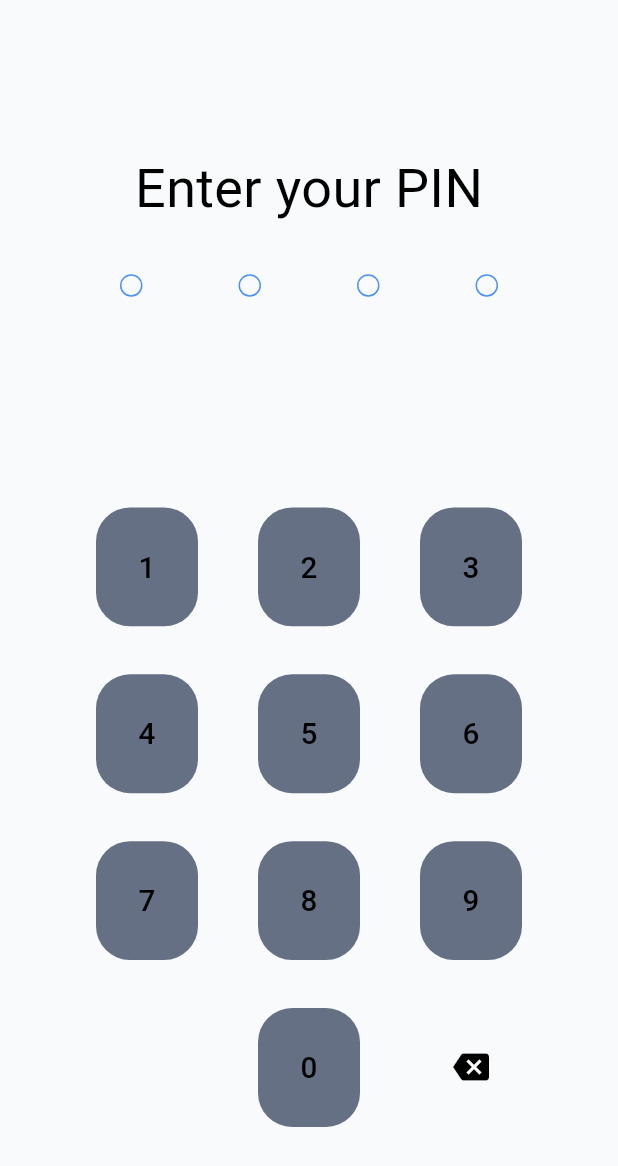
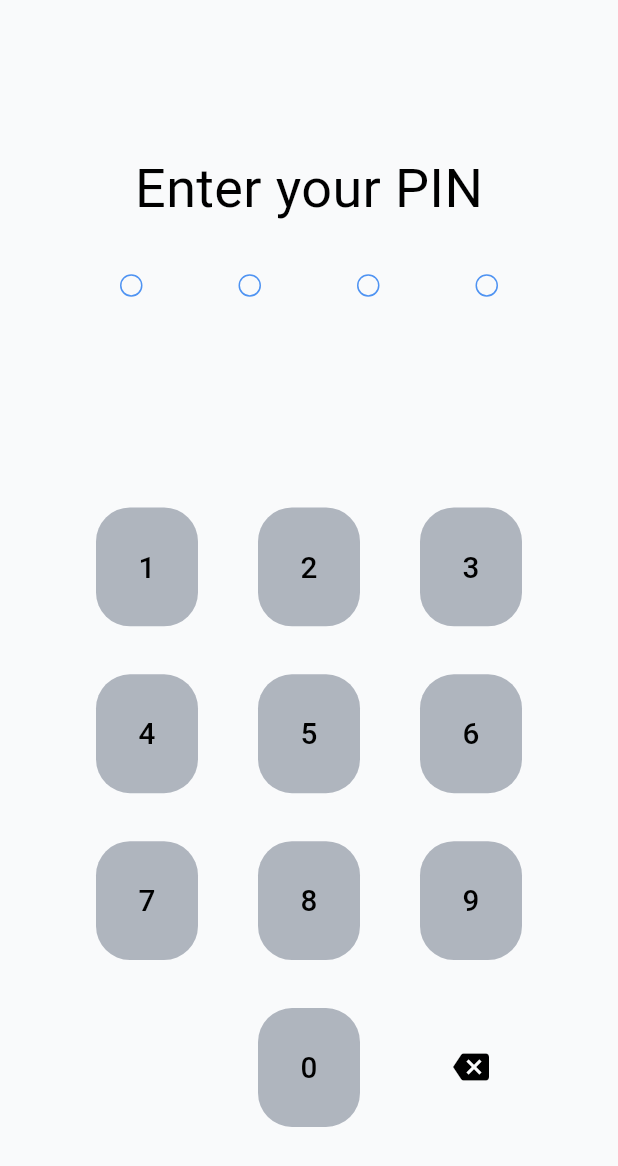
Before and after one commit to porajap/project-s, a Flutter app: the AuthPIN screen opened directly, on a phone screen of 412 x 824 dp. Shown: the top 1166 px of the screen. Run offline on Flutter 3.47's test engine with Material 3 defaults, Android fonts, the phone set to English and light mode, and no system bars; our stand-ins replace bloc, bot_toast, equatable, firebase_core, firebase_messaging, flutter_bloc and 4 more; missing offline and left inert: qr_code_scanner; accounts and stored records are empty; Roboto replaces fonts that are missing (Prompt).

Commit message:
update pin num

```diff
--- a/lib/src/bloc/auth_pin/auth_pin_bloc.dart
+++ b/lib/src/bloc/auth_pin/auth_pin_bloc.dart
@@ -2,6 +2,7 @@ import 'dart:async';
 
 import 'package:bloc/bloc.dart';
 import 'package:meta/meta.dart';
+import 'package:project_s/src/my_app.dart';
 
 import '../auth/auth_bloc.dart';
 
@@ -15,6 +16,9 @@ class AuthPinBloc extends Bloc<AuthPinEvent, AuthPinState> {
   AuthPinBloc({required this.authenticationBloc}) : super(const AuthPinState(pinStatus: AuthPINStatus.enterPIN)) {
     on<AuthPinAddEvent>((event, emit) async {
       String pin = "${state.pin}${event.pinNum}";
+
+      logger.w(event.pinNum);
+
       if (pin.length < 4) {
         emit(AuthPinState(pin: pin, pinStatus: AuthPINStatus.enterPIN));
       } else {
--- a/lib/src/pages/auth/auth_pin_page.dart
+++ b/lib/src/pages/auth/auth_pin_page.dart
@@ -176,7 +176,7 @@ class _NumPad extends StatelessWidget {
                       child: ButtonOfNumPad(
                         num: '0',
                         onPressed: () {
-                          context.read<AuthPinBloc>().add(AuthPinAddEvent(pinNum: 10));
+                          context.read<AuthPinBloc>().add(AuthPinAddEvent(pinNum: 0));
                         },
                       ),
                     ),
--- a/lib/src/pages/auth/create_pin_page.dart
+++ b/lib/src/pages/auth/create_pin_page.dart
@@ -183,7 +183,7 @@ class _NumPad extends StatelessWidget {
                   child: ButtonOfNumPad(
                     num: '0',
                     onPressed: () {
-                      context.read<CreatePINBloc>().add(CreatePINAddEvent(pinNum: 10));
+                      context.read<CreatePINBloc>().add(CreatePINAddEvent(pinNum: 0));
                     },
                   ),
                 ),
--- a/lib/src/pages/components/button_of_numpad.dart
+++ b/lib/src/pages/components/button_of_numpad.dart
@@ -14,7 +14,7 @@ class ButtonOfNumPad extends StatelessWidget {
       child: FloatingActionButton.extended(
         elevation: 0,
         heroTag: num,
-        backgroundColor: AppColor.gray,
+        backgroundColor: AppColor.subTitle.withOpacity(0.5),
         onPressed: onPressed,
         label: Text(
           "$num",
--- a/lib/src/services/urls.dart
+++ b/lib/src/services/urls.dart
@@ -2,7 +2,7 @@ class AppUrl{
   static final String devUrl = "http://192.168.1.107:4000/api";
   static final String productionUrl = "https://re-loader.com/api_smarthospital/app/api";
 
-  static final String baseUrl = devUrl;
+  static final String baseUrl = productionUrl;
 
   //auth
   static final String checkPhone = "$baseUrl/auth/check-phone";
```
Also changed, not shown: lib/main.dart (+2 -7 lines).
